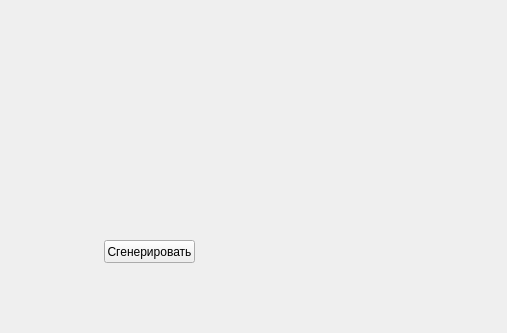
Above: UI.ui from Woolfer0097/git-yellow-ellipses before the change; both pictures show x 0 to 507 and y 0 to 333 of the 800 by 600 pixel window. Below: the same form after it.
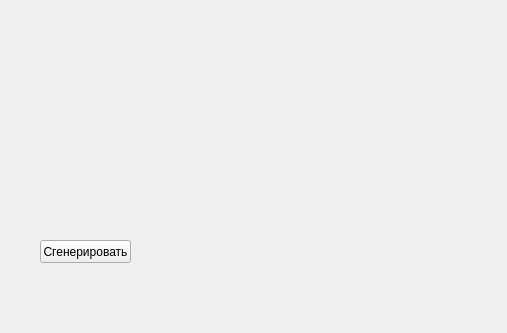
That is the form after the change.

```diff
--- a/UI.ui
+++ b/UI.ui
@@ -17,7 +17,7 @@
    <widget class="QPushButton" name="generate_btn">
     <property name="geometry">
      <rect>
-      <x>104</x>
+      <x>40</x>
       <y>240</y>
       <width>91</width>
       <height>23</height>
@@ -30,10 +30,10 @@
    <widget class="QLabel" name="ellipse_label">
     <property name="geometry">
      <rect>
-      <x>340</x>
-      <y>50</y>
-      <width>47</width>
-      <height>13</height>
+      <x>260</x>
+      <y>30</y>
+      <width>501</width>
+      <height>501</height>
      </rect>
     </property>
     <property name="text">
```
